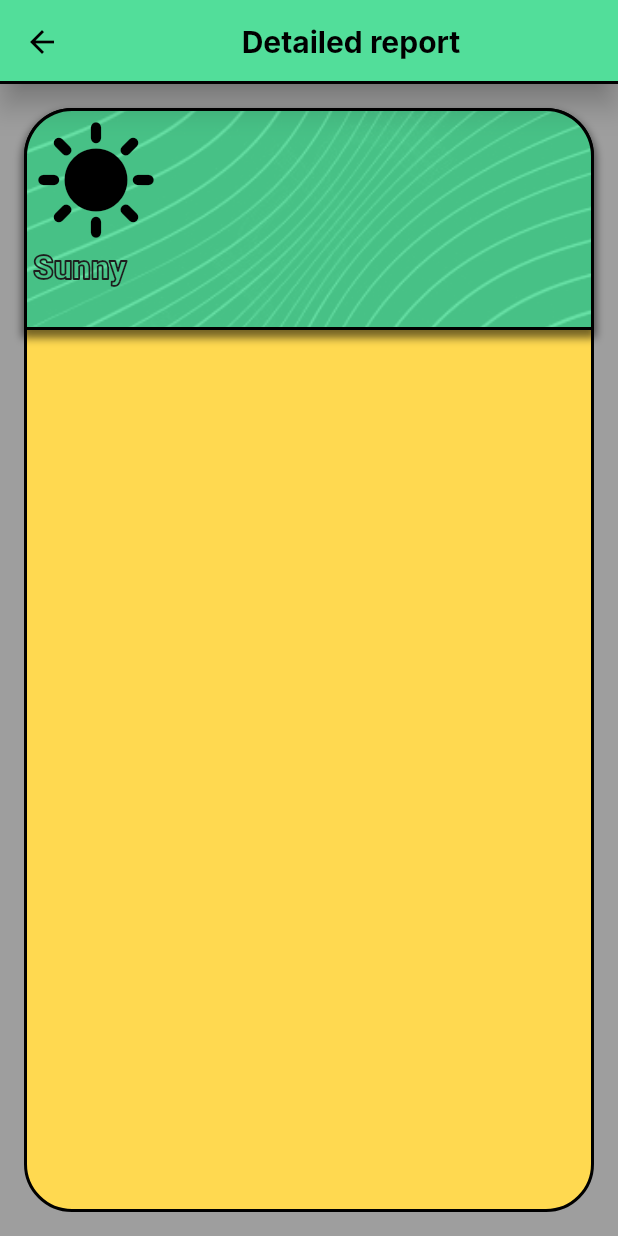
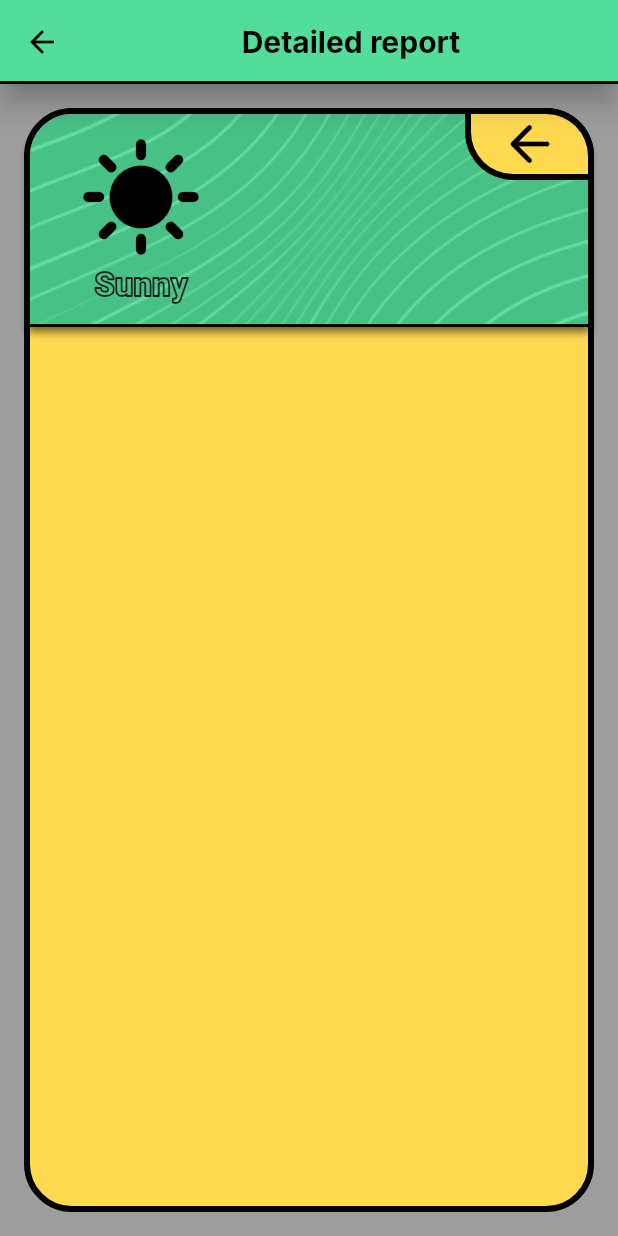
Before and after one commit to vladcto/cartoon-weather, a Flutter app: the DetailPage screen opened by its route, on a phone screen of 412 x 824 dp. Run offline on Flutter 3.47's test engine with Material 2 defaults, Android fonts, the phone set to English and light mode, and no system bars; missing offline and left inert: charts_painter; Roboto replaces fonts that are missing (Inter).

Commit message:
Исправил дизайн верхей части детальной карты.

```diff
--- a/cartoon_weather/lib/detail_page.dart
+++ b/cartoon_weather/lib/detail_page.dart
@@ -2,6 +2,8 @@ import 'package:cartoon_weather/theme_images.dart';
 import 'package:flutter/material.dart';
 
 class DetailPage extends StatelessWidget {
+  static const double cardBorderWidth = 4;
+
   const DetailPage({Key? key}) : super(key: key);
 
   @override
@@ -40,7 +42,7 @@ class DetailPage extends StatelessWidget {
                   borderRadius: BorderRadius.circular(32),
                   border: Border.all(
                     color: Colors.black,
-                    width: 2,
+                    width: cardBorderWidth,
                   ),
                 ),
                 child: Column(
@@ -55,18 +57,19 @@ class DetailPage extends StatelessWidget {
                   Hero(
                     tag: "main_card/green",
                     child: Container(
-                      padding: const EdgeInsets.all(4),
+                      alignment: Alignment.centerLeft,
+                      margin: const EdgeInsets.all(cardBorderWidth),
+                      padding: const EdgeInsets.symmetric(
+                        vertical: 4,
+                        horizontal: 32,
+                      ),
                       height: double.infinity,
                       width: double.infinity,
                       decoration: BoxDecoration(
                         color: curTheme.colorScheme.primary,
                         image: themeImages.backgroundPrimaryImage,
                         borderRadius: const BorderRadius.vertical(
-                          top: Radius.circular(32),
-                        ),
-                        border: Border.all(
-                          color: Colors.black,
-                          width: 2,
+                          top: Radius.circular(32 - cardBorderWidth),
                         ),
                         boxShadow: const [
                           BoxShadow(
@@ -78,8 +81,7 @@ class DetailPage extends StatelessWidget {
                         ],
                       ),
                       child: Column(
-                        mainAxisAlignment: MainAxisAlignment.start,
-                        crossAxisAlignment: CrossAxisAlignment.start,
+                        mainAxisAlignment: MainAxisAlignment.center,
                         children: [
                           const Icon(Icons.sunny, size: 84, color: Colors.black),
                           const SizedBox(height: 4),
@@ -96,7 +98,36 @@ class DetailPage extends StatelessWidget {
                   ),
                 ],
               ),
-            )
+            ),
+            Positioned(
+              top: 144,
+              left: 0,
+              right: 0,
+              child: Container(height: 2, color: Colors.black),
+            ),
+            Positioned(
+              top: 0,
+              right: 0,
+              child: Container(
+                height: 48,
+                width: 86,
+                decoration: BoxDecoration(
+                  color: Theme.of(context).colorScheme.secondary,
+                  borderRadius: const BorderRadius.only(
+                    topRight: Radius.circular(32),
+                    bottomLeft: Radius.circular(32),
+                  ),
+                  border: Border.all(
+                    color: Colors.black,
+                    width: cardBorderWidth,
+                  ),
+                ),
+                child: const FittedBox(
+                  fit: BoxFit.contain,
+                  child: Icon(Icons.arrow_back_rounded, color: Colors.black),
+                ),
+              ),
+            ),
           ],
         ),
       ),
```
Also changed, not shown: cartoon_weather/lib/theme_images.dart (line endings or trailing spaces).
